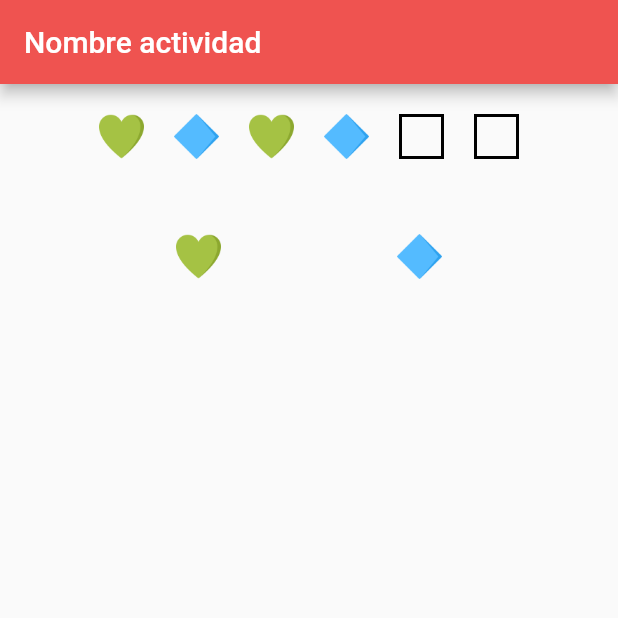
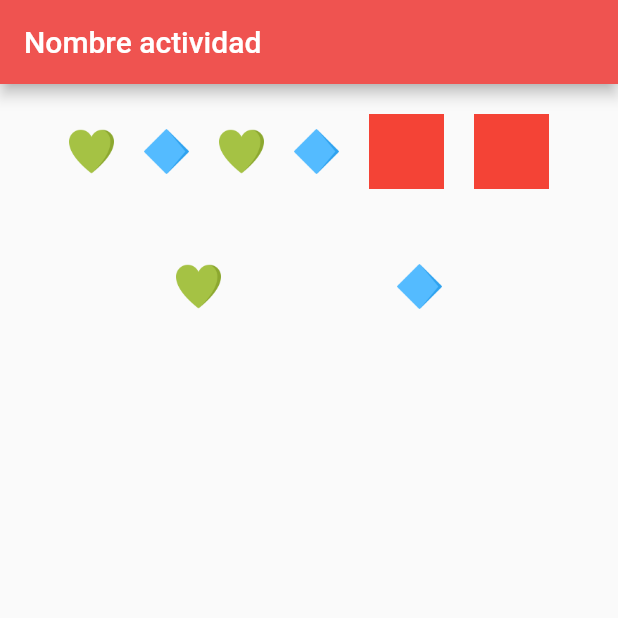
Before and after one commit to OrbitalCardinal/LitMath, a Flutter app: the screen it shows after launch, on a phone screen of 412 x 824 dp, the top half of it. Run offline on Flutter 3.47's test engine with Material 2 defaults, Android fonts, the phone set to English and light mode, and no system bars.

Commit message:
Started dragTarget test

```diff
--- a/litmath/lib/screens/drag_and_drop_screen.dart
+++ b/litmath/lib/screens/drag_and_drop_screen.dart
@@ -27,7 +27,7 @@ class _DragAndDropScreenState extends State<DragAndDropScreen> {
 
     List<int> answer = [0, 1, 0, 1, 0, 1];
     List<int> userAnswer = [0, 1, 0, 1, 2, 2];
-    List<int> options = [0, 1];
+    Map<int, int> options = {0: 4, 1: 5};
     const double itemsSize = 30;
     Map<int, Widget> itemsMap = {
       0: const Image(
@@ -56,13 +56,40 @@ class _DragAndDropScreenState extends State<DragAndDropScreen> {
           children: [
             Row(
               mainAxisAlignment: MainAxisAlignment.center,
-              children: userAnswer.map(
-                (item) {
+              children: userAnswer.asMap().entries.map(
+                (entry) {
+                  int item = entry.value;
+                  int index = entry.key;
+                  if (item != 2) {
                     return Padding(
                       padding: const EdgeInsets.symmetric(horizontal: 10),
                       child: itemsMap[item] ?? Container(),
                     );
-
+                  } else {
+                    return Padding(
+                      padding: const EdgeInsets.symmetric(horizontal: 10),
+                      child: DragTarget<List>(
+                        builder: (context, candidateItems, rejectedItems) {
+                          return Container(
+                            width: 50,
+                            height: 50,
+                            color: Colors.red,
+                          );
+                        },
+                        onAccept: (data) {
+                          print(data[0]);
+                          setState(() {
+                            userAnswer = [0, 1, 0, 1, 0, 0];
+                          });
+                          print(userAnswer);
+                        },
+                        onWillAccept: (data) {
+                          return true;
+                        },
+                      ),
+                      // child: itemsMap[item] ?? Container(),
+                    );
+                  }
                 },
               ).toList(),
             ),
@@ -71,20 +98,19 @@ class _DragAndDropScreenState extends State<DragAndDropScreen> {
             ),
             Row(
               mainAxisAlignment: MainAxisAlignment.spaceEvenly,
-              children: options.map(
-                (item) {
-                  return Draggable<int>(
-                    data: item,
-                    child: itemsMap[item] ?? Container(),
-                    feedback: itemsMap[item] ?? Container(),
-                    childWhenDragging: Container(
+              children: options.entries.map((entry) {
+                int index = entry.key;
+                int item = entry.value;
+                return Draggable<List>(
+                  data: [item, index],
+                  child: itemsMap[index] ?? Container(),
+                  feedback: itemsMap[index] ?? Container(),
+                  childWhenDragging: const SizedBox(
                     width: itemsSize,
                     height: itemsSize,
-                      decoration: BoxDecoration(),
                   ),
                 );
-                },
-              ).toList(),
+              }).toList(),
             )
           ],
         ),
@@ -93,7 +119,8 @@ class _DragAndDropScreenState extends State<DragAndDropScreen> {
   }
 
   Widget _buildDragTarget(item) {
-    return DragTarget<int>(builder: (BuildContext context, List<int?> incoming, List rejected){
+    return DragTarget<int>(
+      builder: (BuildContext context, List<int?> incoming, List rejected) {
         return Container(
           width: 30,
           height: 30,
@@ -103,5 +130,4 @@ class _DragAndDropScreenState extends State<DragAndDropScreen> {
       },
     );
   }
-
 }
```
Lines whose indentation alone changed are shown as unchanged.
